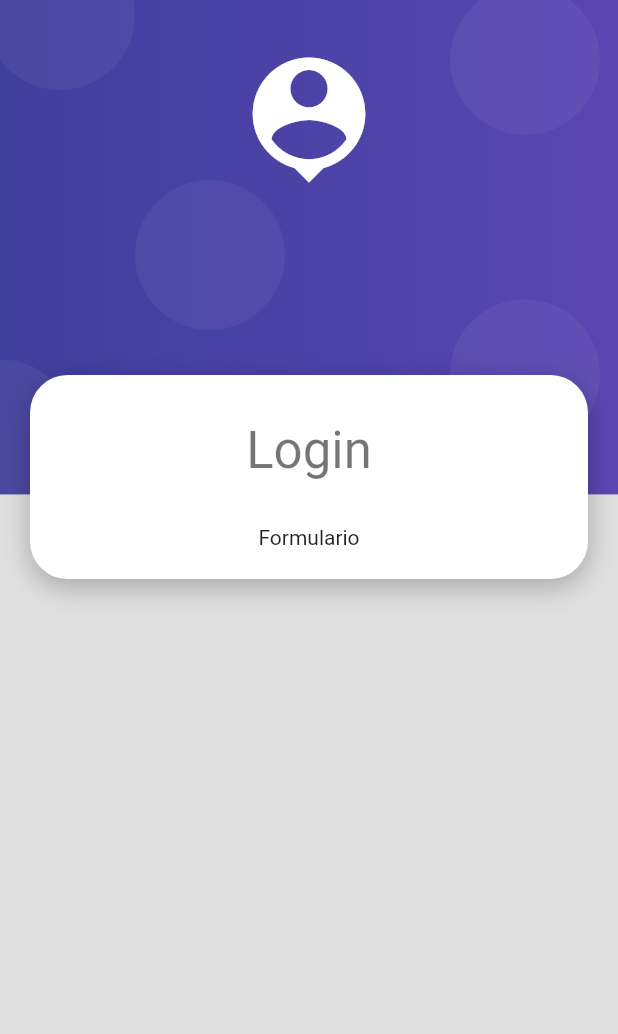
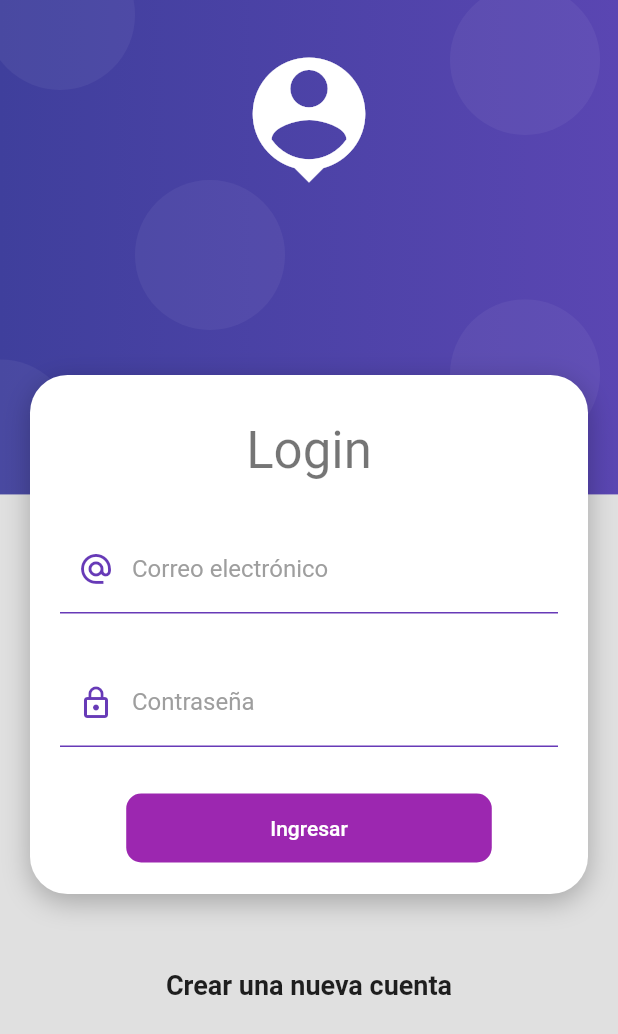
Before and after one commit to Bulkatho/ProductosApp-Flutter, a Flutter app: the screen it shows after launch, on a phone screen of 412 x 824 dp. Shown: the top 1034 px of the screen. Run offline on Flutter 3.47's test engine with Material 2 defaults, Android fonts, the phone set to English and light mode, and no system bars.

Commit message:
termino de login, pendiente validacion con backend

```diff
--- a/lib/pages/login_page.dart
+++ b/lib/pages/login_page.dart
@@ -1,5 +1,8 @@
 import 'package:flutter/material.dart';
+import 'package:productos_app/providers/login_form_provider.dart';
+import 'package:productos_app/ui/input_decorations.dart';
 import 'package:productos_app/widgets/widgets.dart';
+import 'package:provider/provider.dart';
 
 
 class LoginPage extends StatelessWidget {
@@ -20,10 +23,22 @@ class LoginPage extends StatelessWidget {
                     SizedBox(height: 10),
                     Text('Login', style: Theme.of(context).textTheme.headline4),
                     SizedBox(height: 30),
-                    Text('Formulario'),
+
+                    ChangeNotifierProvider(
+                      create: (_) => LoginFormProvider(),
+                      child: _LoginForm(),
+                    ),
                   ],
                 ),
               ),
+
+              SizedBox(height: 50),
+
+              Text('Crear una nueva cuenta', style: TextStyle(fontSize: 18, fontWeight: FontWeight.bold)),
+
+              SizedBox(height: 50),
+
+
 
             ],
           )
@@ -32,3 +47,99 @@ class LoginPage extends StatelessWidget {
    );
   }
 }
+
+
+
+class _LoginForm extends StatelessWidget {
+  const _LoginForm({ Key? key }) : super(key: key);
+
+  @override
+  Widget build(BuildContext context) {
+
+    final loginForm = Provider.of<LoginFormProvider>(context);
+
+    return Container(
+      child: Form(
+        //Mantener la referencia al KEY de provider.
+        key: loginForm.formKey,
+        autovalidateMode: AutovalidateMode.onUserInteraction,
+
+        child: Column(
+          children: [
+            TextFormField(
+              autocorrect: false,
+              keyboardType: TextInputType.emailAddress,
+              decoration: InputDecorations.authInputDecoration(
+                hintText: 'jhon.doe@email.com',
+                labelText: 'Correo electrónico',
+                prefixIcon: Icons.alternate_email_outlined
+              ),
+              onChanged: (value) => loginForm.email = value,
+              validator: (value) {
+                String pattern = r'^(([^<>()[\]\\.,;:\s@\"]+(\.[^<>()[\]\\.,;:\s@\"]+)*)|(\".+\"))@((\[[0-9]{1,3}\.[0-9]{1,3}\.[0-9]{1,3}\.[0-9]{1,3}\])|(([a-zA-Z\-0-9]+\.)+[a-zA-Z]{2,}))$';
+                RegExp regExp  = new RegExp(pattern);
+                return regExp.hasMatch(value ?? '')
+                  ? null
+                  : 'El email no es válido';
+              },
+            ),
+
+            const SizedBox(height: 30),
+
+            TextFormField(
+              autocorrect: false,
+              obscureText: true,
+              keyboardType: TextInputType.text,
+              decoration: InputDecorations.authInputDecoration(
+                hintText: '*****',
+                labelText: 'Contraseña',
+                prefixIcon: Icons.lock_outline
+              ),
+              onChanged: (value) => loginForm.password = value,
+              validator: (value) {
+                // String pattern = r'/^(?=.*[a-z])(?=.*[A-Z])(?=.*\d)(?=.*[$@$!%*?&#.$($)$-$_])[A-Za-z\d$@$!%*?&#.$($)$-$_]{8,15}$/';
+                // RegExp regExp = new RegExp(pattern);
+                // return regExp.hasMatch(value ?? '')
+                //   ? null
+                //   : 'Contraseña ebe tener mayuscula, minuscula, numeros y caracteres (min: 8, max: 15)';
+                return (value != null && value.length >= 6)
+                  ? null
+                  : 'La contraseña debe de ser de 6 caracteres';
+              },
+            ),
+
+            const SizedBox(height: 30),
+
+            MaterialButton(
+              shape: RoundedRectangleBorder(
+                borderRadius: BorderRadius.circular(10),
+              ),
+              disabledColor: Colors.grey,
+              elevation: 0,
+              color: Colors.purple,
+              child: Container(
+                padding: const EdgeInsets.symmetric(horizontal: 80, vertical: 15),
+                child: Text(
+                  loginForm.isLoading
+                    ? 'Espere...'
+                    : 'Ingresar',
+                  style: TextStyle(color: Colors.white)
+                ),
+              ),
+              onPressed: loginForm.isLoading ? null : () async {
+                FocusScope.of(context).unfocus();
+                if(!loginForm.isValidForm()) return;
+                loginForm.isLoading = true;
+
+                Future.delayed(Duration(seconds: 2));
+                //TODO validar si el login es correcto.
+                loginForm.isLoading = false;
+                Navigator.pushReplacementNamed(context, 'home');
+              }
+            )
+          ],
+        ),
+      ),
+    );
+  }
+}
--- /dev/null
+++ b/lib/providers/login_form_provider.dart
@@ -0,0 +1,21 @@
+import 'package:flutter/material.dart';
+
+class LoginFormProvider extends ChangeNotifier {
+
+  GlobalKey<FormState> formKey = new GlobalKey<FormState>();
+
+  String email = '';
+  String password = '';
+
+  bool _isLoading = false;
+  bool get isLoading => _isLoading;
+  set isLoading(bool value){
+    _isLoading = value;
+    notifyListeners();
+  }
+
+  bool isValidForm(){
+    return formKey.currentState?.validate() ?? false;
+  }
+
+}
--- /dev/null
+++ b/lib/ui/input_decorations.dart
@@ -0,0 +1,28 @@
+import 'package:flutter/material.dart';
+
+class InputDecorations {
+
+  static InputDecoration authInputDecoration({
+    required String hintText,
+    required String labelText,
+    IconData? prefixIcon,
+  }) {
+    return InputDecoration(
+      enabledBorder: const UnderlineInputBorder(
+        borderSide: BorderSide(color: Colors.deepPurple),
+      ),
+      focusedBorder: const UnderlineInputBorder(
+        borderSide: BorderSide(color: Colors.deepPurple, width: 2)
+      ),
+      hintText: hintText,
+      labelText: labelText,
+      labelStyle: const TextStyle(
+        color: Colors.grey,
+      ),
+      prefixIcon: prefixIcon != null
+        ? Icon(prefixIcon, color: Colors.deepPurple)
+        : null,
+    );
+  }
+
+}
--- a/lib/widgets/card_container.dart
+++ b/lib/widgets/card_container.dart
@@ -12,7 +12,7 @@ class CardContainer extends StatelessWidget {
   @override
   Widget build(BuildContext context) {
     return Padding(
-      padding: const EdgeInsets.symmetric(horizontal: 20),
+      padding: EdgeInsets.symmetric(horizontal: 20),
       child: Container(
         padding: EdgeInsets.all(20),
         width: double.infinity,
@@ -26,7 +26,7 @@ class CardContainer extends StatelessWidget {
   BoxDecoration _createCardShape() => BoxDecoration(
     color: Colors.white,
     borderRadius: BorderRadius.circular(25),
-    boxShadow: const [
+    boxShadow: [
       BoxShadow(
         color: Colors.black26,
         blurRadius: 15,
```
Also changed, not shown: pubspec.yaml (+4 -12 lines), lib/main.dart (line endings or trailing spaces), pubspec.lock, 1 other file.
